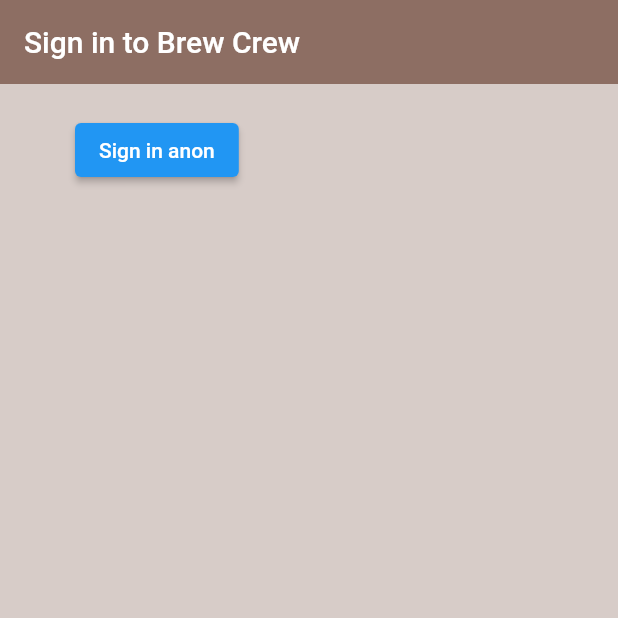
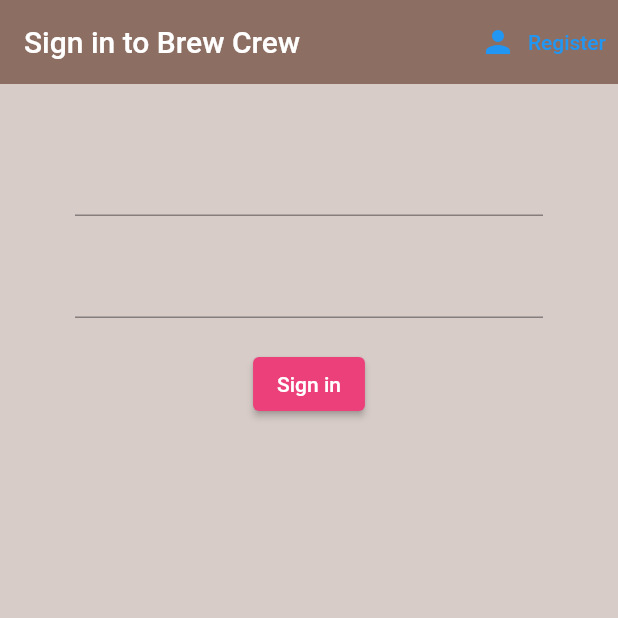
Before and after one commit to netanel4630/Flutter, a Flutter app: the screen it shows after launch, on a phone screen of 412 x 824 dp, the top half of it. Run offline on Flutter 3.47's test engine with Material 2 defaults, Android fonts, the phone set to English and light mode, and no system bars; our stand-ins replace firebase_auth, firebase_core, flutter_spinkit; accounts and stored records are empty.

Commit message:
add sign in and register widgets

```diff
--- a/brew_crew/lib/main.dart
+++ b/brew_crew/lib/main.dart
@@ -1,15 +1,28 @@
 import 'package:brew_crew/screens/wrapper.dart';
+import 'package:brew_crew/services/auth.dart';
 import 'package:flutter/material.dart';
-import 'package:brew_crew/screens/wrapper.dart';
-void main() => runApp(MyApp());
+import 'package:firebase_core/firebase_core.dart';
+import 'package:provider/provider.dart';
+import 'package:brew_crew/models/user.dart';
+
+
+void main() async {
+  //add two line to work with fireBase
+  WidgetsFlutterBinding.ensureInitialized();
+  await Firebase.initializeApp();
+ runApp(MyApp());
+}
 
 
 class MyApp extends StatelessWidget {
   // This widget is the root of your application.
   @override
   Widget build(BuildContext context) {
-    return MaterialApp(
-      home: Wrapper(),
+    return StreamProvider<UserId>.value(
+      value: AuthService().userStream,
+      child: MaterialApp(
+        home: Wrapper(),
+      ),
     );
   }
 }
--- a/brew_crew/lib/screens/authenticate/authenticate.dart
+++ b/brew_crew/lib/screens/authenticate/authenticate.dart
@@ -1,3 +1,4 @@
+import 'package:brew_crew/screens/authenticate/register.dart';
 import 'package:brew_crew/screens/authenticate/sign%20in.dart';
 import 'package:flutter/material.dart';
 
@@ -7,10 +8,21 @@ class Authencticate extends StatefulWidget {
 }
 
 class _AuthencticateState extends State<Authencticate> {
+
+  bool showSignIn = true;
+
+  void toggleView(){
+    setState(() {
+      showSignIn = !showSignIn;
+    });
+  }
+
   @override
   Widget build(BuildContext context) {
-    return Container(
-      child: SignIn(),
-    );
+    if(showSignIn){
+      return SignIn(toggleView: toggleView);
+    } else {
+      return Register(toggleView: toggleView);
+    }
   }
 }
--- a/brew_crew/lib/screens/authenticate/sign in.dart
+++ b/brew_crew/lib/screens/authenticate/sign in.dart
@@ -2,12 +2,20 @@ import 'package:brew_crew/services/auth.dart';
 import 'package:flutter/material.dart';
 
 class SignIn extends StatefulWidget {
+
+  final Function toggleView;
+  SignIn({this.toggleView});
+
   @override
   _SignInState createState() => _SignInState();
 }
 
 class _SignInState extends State<SignIn> {
   final AuthService _auth = AuthService();
+
+  //text field state
+  String email ='';
+  String psw = '';
 
   @override
   Widget build(BuildContext context) {
@@ -17,21 +25,54 @@ class _SignInState extends State<SignIn> {
         backgroundColor: Colors.brown[400],
         elevation: 0.0,
         title: Text('Sign in to Brew Crew'),
+        actions: <Widget>[
+          TextButton.icon(
+              onPressed: (){
+                widget.toggleView();
+              },
+              icon: Icon(Icons.person),
+              label: Text('Register')
+          )
+        ],
       ),
       body: Container(
         padding: EdgeInsets.symmetric(vertical: 20.0, horizontal: 50.0),
-        child: ElevatedButton(
-          child: Text('Sign in anon'),
-          onPressed: () async {
-            dynamic result = await _auth.singInAnon();
-            if(result == null){
-              print("error sign in");
-            } else {
-              print("sign in");
-              print(result);
-            }
-          },
-        ),
+        child: Form(
+          child: Column(
+            children: <Widget>[
+              SizedBox(height: 20.0),
+              TextFormField(
+                onChanged: (val) {
+                  setState(() {
+                    email = val;
+                  });
+                },
+              ),
+              SizedBox(height: 20.0),
+              TextFormField(
+                obscureText: true,
+                onChanged: (val) {
+                  setState(() {
+                    psw = val;
+                  });
+                },
+              ),
+              SizedBox(height: 20.0),
+              ElevatedButton(
+                  onPressed: () async {
+
+                  },
+                  child: Text(
+                      "Sign in",
+                      style: TextStyle(color: Colors.white)
+                  ),
+                  style: ElevatedButton.styleFrom(
+                    primary: Colors.pink[400]
+                  ),
+              )
+            ],
+          ),
+        )
       ),
     );
   }
--- a/brew_crew/lib/screens/wrapper.dart
+++ b/brew_crew/lib/screens/wrapper.dart
@@ -1,11 +1,20 @@
+import 'package:brew_crew/models/user.dart';
 import 'package:brew_crew/screens/authenticate/authenticate.dart';
 import 'package:brew_crew/screens/home/home.dart';
 import 'package:flutter/material.dart';
+import 'package:provider/provider.dart';
 
 class Wrapper extends StatelessWidget {
   @override
   Widget build(BuildContext context) {
+    final user = Provider.of<UserId>(context);
+
     //return either Home or Authenticate widjet
-    return Authencticate();
+    if(user == null){
+      return Authencticate();
+    } else {
+      return Home();
+    }
+
   }
 }
--- a/brew_crew/pubspec.yaml
+++ b/brew_crew/pubspec.yaml
@@ -33,6 +33,8 @@ dependencies:
   #cloud_firestore: ^0.12.9+4
   firebase_auth: ^2.0.0
   cloud_firestore: ^2.3.0
+  firebase_core: ^1.3.0
+  provider: ^5.0.0
 
 dev_dependencies:
   flutter_test:
```
Also changed, not shown: brew_crew/lib/screens/authenticate/register.dart (added, +79 -0 lines), brew_crew/lib/screens/home/home.dart (+20 -2 lines), brew_crew/lib/services/auth.dart (+15 -1 lines), brew_crew/pubspec.lock.
